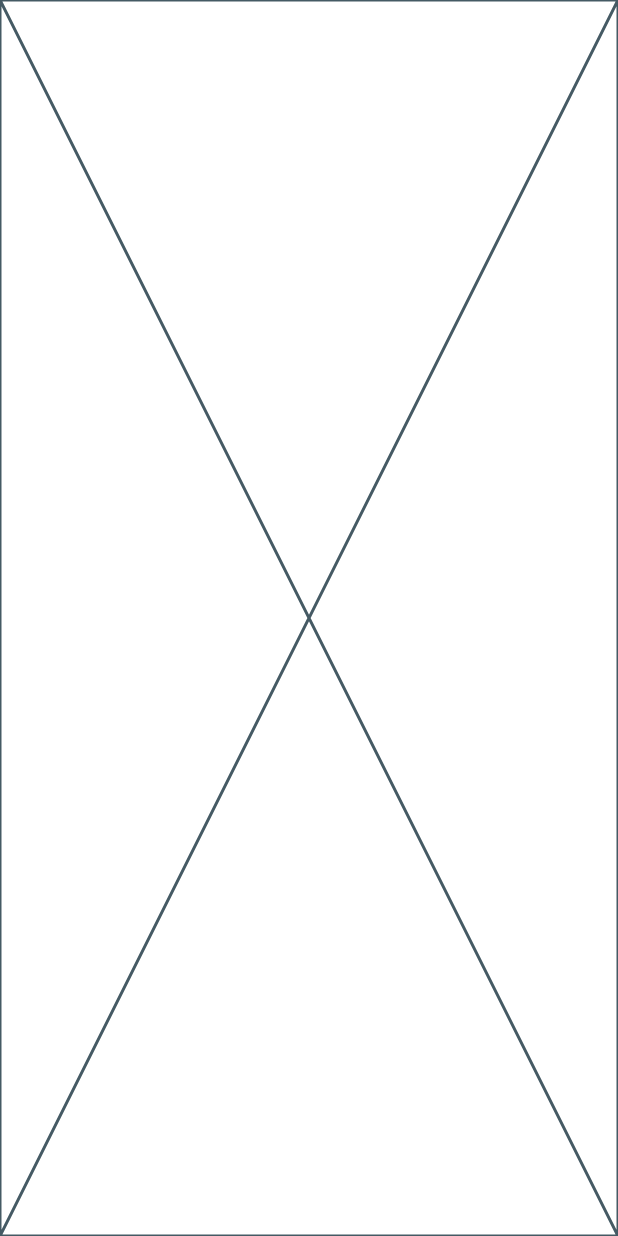
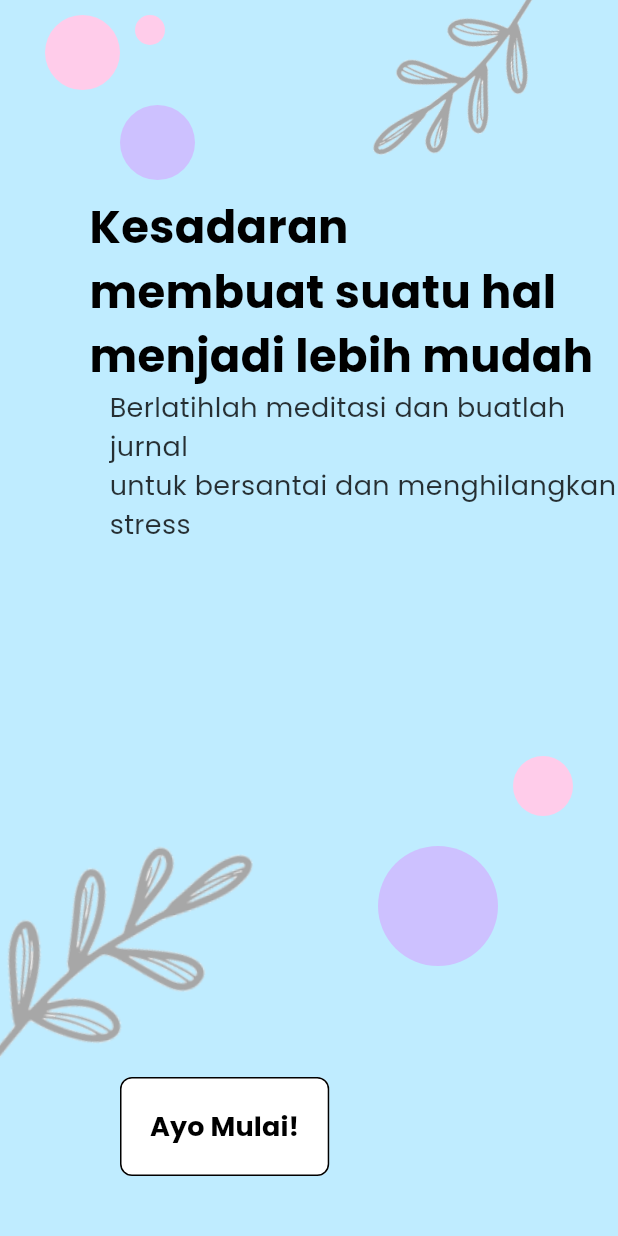
Before and after one commit to dirch4/JournEase, a Flutter app: the screen it shows after launch, on a phone screen of 412 x 824 dp. Run offline on Flutter 3.47's test engine with Material 3 defaults, Android fonts, the phone set to English and light mode, and no system bars; our stand-ins replace google_fonts.

Commit message:
page: onboarding

```diff
--- a/lib/main.dart
+++ b/lib/main.dart
@@ -1,4 +1,5 @@
 import 'package:flutter/material.dart';
+import 'package:jurnease/pages/onboarding.dart';
 import 'package:jurnease/pages/splashscreen.dart';
 
 void main() {
@@ -12,7 +13,7 @@ class MainApp extends StatelessWidget {
   Widget build(BuildContext context) {
     return const MaterialApp(
       debugShowCheckedModeBanner: false,
-      home: Splashscreen(),
+      home: Onboarding(),
     );
   }
 }
--- a/lib/pages/onboarding.dart
+++ b/lib/pages/onboarding.dart
@@ -1,10 +1,165 @@
 import 'package:flutter/material.dart';
+import 'package:google_fonts/google_fonts.dart';
+import 'package:jurnease/core/constants/color.dart';
 
 class Onboarding extends StatelessWidget {
   const Onboarding({super.key});
 
   @override
   Widget build(BuildContext context) {
-    return const Placeholder();
+    return Scaffold(
+      body: Stack(
+        children: [
+          Container(
+            color: Appcolors.primary,
+          ),
+          Positioned(
+            top: 10,
+            left: 30,
+              child: Container(
+              height: 50.0,
+              width: 50.0,
+              decoration: BoxDecoration(
+                color: Appcolors.secondary,
+                shape: BoxShape.circle
+              ),
+          )),
+          Positioned(
+            top: 70,
+            left: 80,
+              child: Container(
+              height: 50.0,
+              width: 50.0,
+              decoration: BoxDecoration(
+                color: Appcolors.tertiary,
+                shape: BoxShape.circle
+              ),
+          )),
+          Positioned(
+            top: 10,
+            left: 90,
+              child: Container(
+              height: 20.0,
+              width: 20.0,
+              decoration: BoxDecoration(
+                color: Appcolors.secondary,
+                shape: BoxShape.circle
+              ),
+          )),
+          Positioned(
+            bottom: 180,
+            right: 80,
+              child: Container(
+              height: 80.0,
+              width: 80.0,
+              decoration: BoxDecoration(
+                color: Appcolors.tertiary,
+                shape: BoxShape.circle
+              ),
+          )),
+          Positioned(
+            bottom: 280,
+            right: 30,
+              child: Container(
+              height: 40.0,
+              width: 40.0,
+              decoration: BoxDecoration(
+                color: Appcolors.secondary,
+                shape: BoxShape.circle
+              ),
+          )),
+          Positioned(
+            bottom: 30,
+            left: -40,
+            child: Transform.rotate(
+              angle: -0.10,
+              child: Image.asset(
+                'assets/iconbg1.png',
+                width: 300,
+                height: 300,
+              ),
+            ),
+          ),
+
+
+          Positioned(
+            top: -50,
+            right: 30,
+            child: Transform.rotate(
+              angle: 160,
+              child: Image.asset(
+                'assets/iconbg1.png',
+                width: 200,
+                height: 200,
+              ),
+            ),
+          ),
+          Container(
+            padding: EdgeInsets.only(left: 43.0, top: 130.0),
+              child: Column(
+                mainAxisSize: MainAxisSize.min,
+                children: [
+                  Text(
+                    "Kesadaran\nmembuat suatu hal\nmenjadi lebih mudah",
+                    textAlign: TextAlign.start,
+                    style: GoogleFonts.poppins(
+                      textStyle: TextStyle(
+                        fontSize: 30.0,
+                        fontWeight: FontWeight.bold,
+                        color: Colors.black,
+                      ),
+                    ),
+                  ),
+                  Padding(
+                    padding: EdgeInsets.only(left: 30.0),
+                    child: Text(
+                      "Berlatihlah meditasi dan buatlah jurnal\nuntuk bersantai dan menghilangkan\nstress",
+                      textAlign: TextAlign.start,
+                      style: GoogleFonts.poppins(
+                        textStyle: TextStyle(
+                          fontSize: 18.0,
+                          fontWeight: FontWeight.normal,
+                          color: Colors.black.withOpacity(0.8),
+                        ),
+                      ),
+                    ),
+                  ),
+                ],
+              ),
+
+          ),
+          Positioned(
+            bottom: 40,
+            left: 80,
+            child: OutlinedButton(
+              onPressed: () {
+
+              },
+              style: OutlinedButton.styleFrom(
+                backgroundColor: Colors.white,
+                side: const BorderSide(color: Colors.black, width: 1),
+                padding: const EdgeInsets.symmetric(
+                  vertical: 20.0,
+                  horizontal: 20.0,
+                ),
+                shape: RoundedRectangleBorder(
+                  borderRadius: BorderRadius.circular(8.0),
+                ),
+              ),
+              child: Text(
+                "Ayo Mulai!",
+                style: GoogleFonts.poppins(
+                  textStyle: const TextStyle(
+                    fontSize: 18.0,
+                    fontWeight: FontWeight.bold,
+                    color: Colors.black, // Warna teks hitam
+                  ),
+                ),
+              ),
+            ),
+          ),
+        ],
+      ),
+    );
   }
 }
--- a/pubspec.yaml
+++ b/pubspec.yaml
@@ -18,3 +18,5 @@ dev_dependencies:
 
 flutter:
   uses-material-design: true
+  assets:
+    - assets/
```
Also changed, not shown: assets/iconbg1.png (added).
